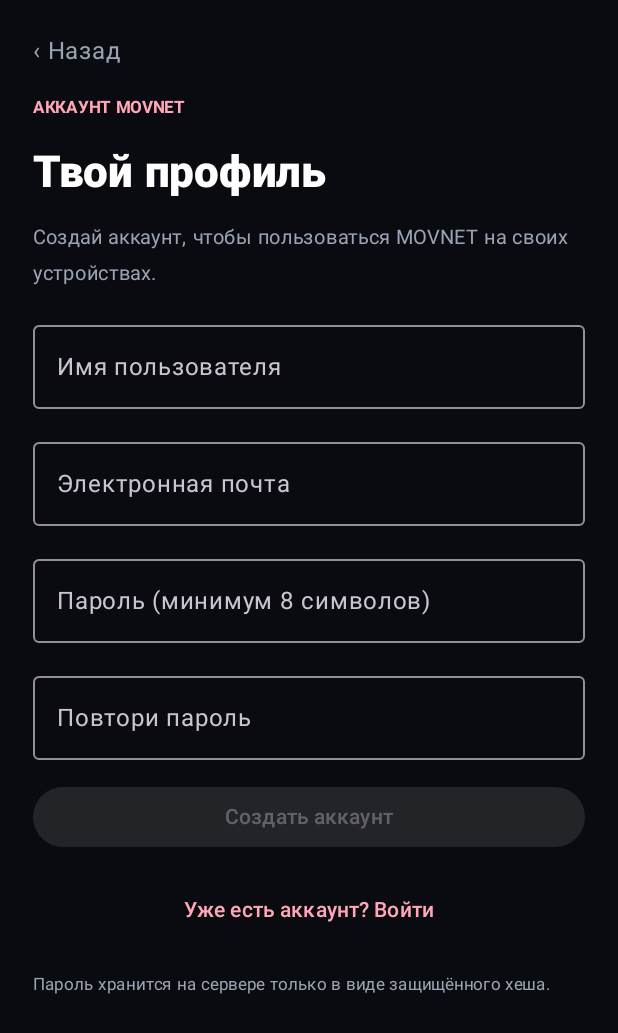
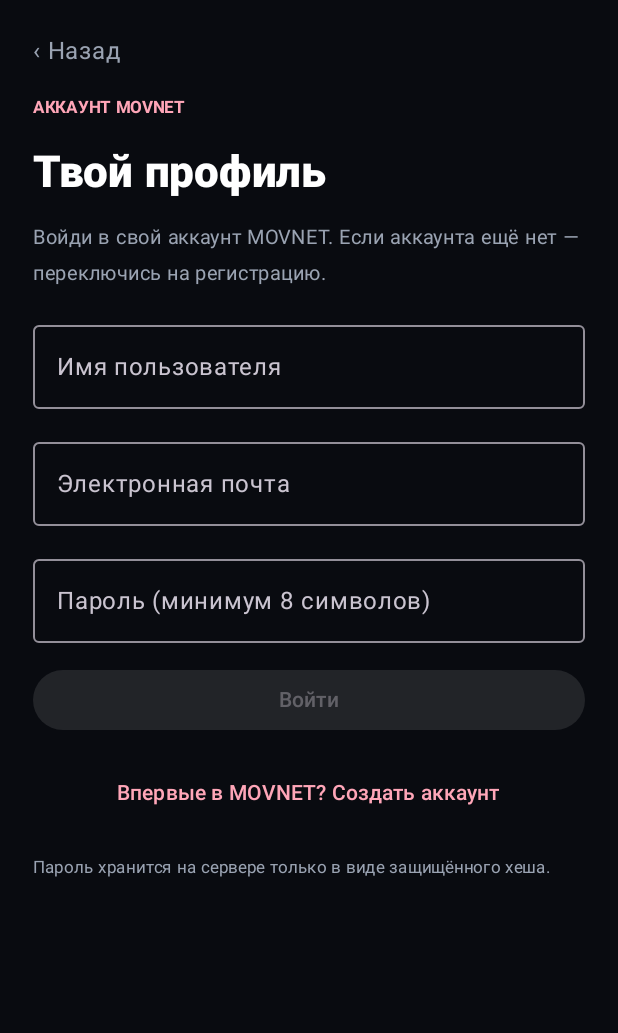
Before and after one commit to CYLTI/MOVNET-, an Android app built with Jetpack Compose: the screen it shows after launch (MainActivity), item 4 of the bottom bar chosen, on a phone screen of 412 x 824 dp. Shown: the top 1033 px of the screen. Run offline under Robolectric (Android 15) with nearby library versions, the phone set to English and light mode, and no system bars.

Commit message:
Restore visible catalogue and safer session handling

```diff
--- a/app/src/main/java/com/movnet/app/MainActivity.kt
+++ b/app/src/main/java/com/movnet/app/MainActivity.kt
@@ -61,17 +61,12 @@ data class Movie(
     val streamUrl: String? = null
 )
 
-private val catalog = listOf(
-    Movie("Последний рубеж", "Боевик", "2025", false, "🚀", "Команда исследователей отправляется на опасную миссию за пределы известной галактики.", "Фильмы", "2 ч 08 мин"),
-    Movie("Тёмный город", "Детектив", "2024", false, "🌃", "Молодой следователь раскрывает тайну, которая меняет его представление о родном городе.", "Фильмы", "1 ч 52 мин"),
-    Movie("Ледяная планета", "Фантастика", "2025", true, "🪐", "Экспедиция ищет новый дом для человечества на далёкой ледяной планете.", "Фильмы", "2 ч 14 мин"),
-    Movie("Ночная смена", "Ужасы", "2023", true, "🌙", "Обычная ночная смена превращается в испытание, когда в здании гаснет свет.", "Фильмы", "1 ч 46 мин"),
-    Movie("Город на краю", "Драма", "2025", false, "🏙️", "История людей, чьи судьбы пересекаются в большом городе.", "Сериалы", "1 сезон • 8 серий"),
-    Movie("Код будущего", "Фантастика", "2024", true, "🤖", "Группа друзей обнаруживает загадочную технологию.", "Сериалы", "2 сезона • 16 серий"),
-    Movie("Космические друзья", "Приключения", "2025", false, "🧑‍🚀", "Весёлое путешествие маленьких исследователей по далёким мирам.", "Мультфильмы", "1 ч 24 мин"),
-    Movie("Лесные истории", "Семейный", "2024", false, "🦊", "Лисёнок и его друзья учатся помогать друг другу.", "Мультфильмы", "1 ч 18 мин"),
-    Movie("Мега-команда", "Комедия", "2025", false, "🦸", "Необычная команда спасает свой город от забавных неприятностей.", "Мультсериалы", "3 сезона • 24 серии"),
-    Movie("Тайны океана", "Приключения", "2024", true, "🐬", "Юные исследователи открывают секреты подводного мира.", "Мультсериалы", "1 сезон • 12 серий")
+// Offline-safe catalogue: openly licensed Blender Foundation films.
+private val openLicensedFallback = listOf(
+    Movie("Big Buck Bunny", "Комедия", "2008", false, "🐰", "Открытый мультфильм Blender Foundation. Лицензия CC BY 3.0.", "Фильмы", "9 мин 56 сек • CC BY 3.0", "https://video.blender.org/static/webseed/bf1f3fb5-b119-4f9f-9930-8e20e892b898-720.mp4"),
+    Movie("Sintel", "Фэнтези", "2010", false, "🐉", "Фэнтези-фильм Blender Foundation. Лицензия CC BY 3.0.", "Фильмы", "14 мин 48 сек • CC BY 3.0", "https://video.blender.org/static/webseed/0eb052d0-fd51-43e6-aa33-ecdbf77a5d40-720.mp4"),
+    Movie("Tears of Steel", "Фантастика", "2012", false, "🤖", "Научно-фантастический фильм Blender Institute. Лицензия CC BY 3.0.", "Фильмы", "12 мин 14 сек • CC BY 3.0", "https://video.blender.org/static/webseed/8533ea43-4271-4a57-9694-e9d0b35e1aa1-720.mp4"),
+    Movie("Spring", "Фэнтези", "2019", false, "🌱", "Короткометражный фильм Blender Foundation. Лицензия CC BY 4.0.", "Фильмы", "7 мин 44 сек • CC BY 4.0", "https://video.blender.org/static/webseed/3d95fb3d-c866-42c8-9db1-fe82f48ccb95-720.mp4")
 )
 
 class MainActivity : ComponentActivity() {
@@ -94,13 +89,13 @@ fun MovnetApp() {
     var accountPlan by remember { mutableStateOf("Free") }
     var authToken by remember { mutableStateOf(preferences.getString("access_token", null)) }
     var loggedIn by remember { mutableStateOf(authToken != null) }
-    var catalogItems by remember { mutableStateOf<List<Movie>>(emptyList()) }
+    var catalogItems by remember { mutableStateOf(openLicensedFallback) }
     var catalogLoading by remember { mutableStateOf(true) }
     var catalogError by remember { mutableStateOf<String?>(null) }
     val scope = rememberCoroutineScope()
     LaunchedEffect(Unit) {
         try { catalogItems = MovnetApi.loadCatalog(); catalogError = null }
-        catch (e: Exception) { catalogError = e.message ?: "Не удалось загрузить каталог" }
+        catch (e: Exception) { catalogError = e.message ?: "Нет соединения с сервером. Показана резервная подборка." }
         finally { catalogLoading = false }
     }
     LaunchedEffect(authToken) {
@@ -114,7 +109,7 @@ fun MovnetApp() {
                 val entitlement = MovnetApi.loadEntitlements(token)
                 accountPlan = if (entitlement.optBoolean("active")) entitlement.optString("plan", "Premium") else "Free"
             }
-            catch (_: Exception) { preferences.edit().remove("access_token").apply(); authToken = null; loggedIn = false }
+            catch (e: Exception) { if (e.message?.contains("Invalid or expired token", true) == true || e.message?.contains("Account not found", true) == true) { preferences.edit().remove("access_token").apply(); authToken = null; loggedIn = false } }
         }
     }
     var showPremium by remember { mutableStateOf(false) }
@@ -287,9 +282,9 @@ fun CatalogScreen(
 
         // Прокручивается только список карточек; фильтры и нижняя навигация остаются на месте.
         LazyColumn(Modifier.weight(1f).fillMaxWidth(), contentPadding = PaddingValues(bottom = 12.dp)) {
-            if (catalogLoading) {
+            if (catalogLoading && catalog.isEmpty()) {
                 item { CircularProgressIndicator(color = Accent, modifier = Modifier.padding(24.dp)) }
-            } else if (catalogError != null) {
+            } else if (catalogError != null && catalog.isEmpty()) {
                 item { Text("Каталог сервера недоступен: $catalogError", color = Color(0xFFFFC857), modifier = Modifier.padding(20.dp)) }
             } else if (filtered.isEmpty()) {
                 item {
@@ -718,7 +713,7 @@ fun AccountScreen(
 ) {
     var password by remember { mutableStateOf("") }
     var confirmPassword by remember { mutableStateOf("") }
-    var register by remember { mutableStateOf(true) }
+    var register by remember { mutableStateOf(false) }
     var busy by remember { mutableStateOf(false) }
     var error by remember { mutableStateOf<String?>(null) }
     var saved by remember { mutableStateOf(false) }
@@ -789,7 +784,7 @@ fun AccountScreen(
             ) { Text(if (busy) "Сохраняем…" else "Сохранить профиль") }
             OutlinedButton(onClick = onLogout, modifier = Modifier.fillMaxWidth()) { Text("Выйти из аккаунта") }
         } else {
-            Text("Создай аккаунт, чтобы пользоваться MOVNET на своих устройствах.",
+            Text(if (register) "Создай аккаунт MOVNET. Пароль должен содержать минимум 8 символов." else "Войди в свой аккаунт MOVNET. Если аккаунта ещё нет — переключись на регистрацию.",
                 color = Muted, fontSize = 13.sp)
             OutlinedTextField(
                 value = displayName, onValueChange = onDisplayName,
```
